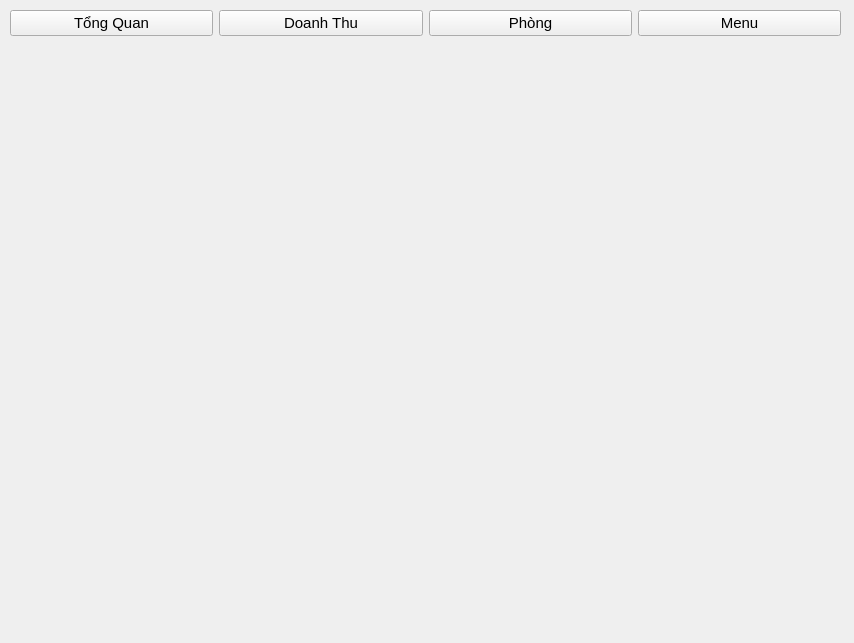
Qt form view/statistics/statistics_ui.ui (loimaxto/DoAnPython) before a commit.
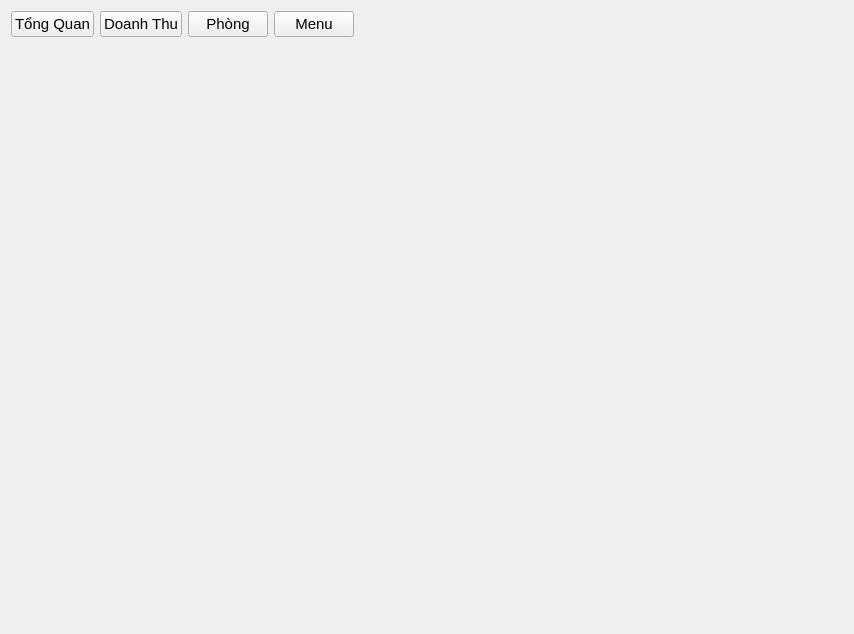
The same form after that commit.

What changed in the file:
```diff
--- a/view/statistics/statistics_ui.ui
+++ b/view/statistics/statistics_ui.ui
@@ -7,7 +7,7 @@
     <x>0</x>
     <y>0</y>
     <width>854</width>
-    <height>643</height>
+    <height>634</height>
    </rect>
   </property>
   <property name="font">
@@ -18,15 +18,6 @@
   <property name="windowTitle">
    <string>Statistics</string>
   </property>
-  <widget class="QWidget" name="verticalLayoutWidget">
-   <property name="geometry">
-    <rect>
-     <x>10</x>
-     <y>10</y>
-     <width>831</width>
-     <height>621</height>
-    </rect>
-   </property>
    <layout class="QVBoxLayout" name="verticalLayout">
     <item>
      <layout class="QHBoxLayout" name="horizontalLayout">
@@ -58,19 +49,28 @@
         </property>
        </widget>
       </item>
+     <item>
+      <spacer name="horizontalSpacer">
+       <property name="orientation">
+        <enum>Qt::Horizontal</enum>
+       </property>
+       <property name="sizeHint" stdset="0">
+        <size>
+         <width>40</width>
+         <height>20</height>
+        </size>
+       </property>
+      </spacer>
+     </item>
      </layout>
     </item>
     <item>
      <widget class="QStackedWidget" name="stackedWidget">
-      <property name="currentIndex">
-       <number>1</number>
-      </property>
-      <widget class="QWidget" name="page_3"/>
-      <widget class="QWidget" name="page_4"/>
+     <widget class="QWidget" name="page"/>
+     <widget class="QWidget" name="page_2"/>
      </widget>
     </item>
    </layout>
-  </widget>
  </widget>
  <resources/>
  <connections/>
```
Lines whose indentation alone changed are shown as unchanged.
